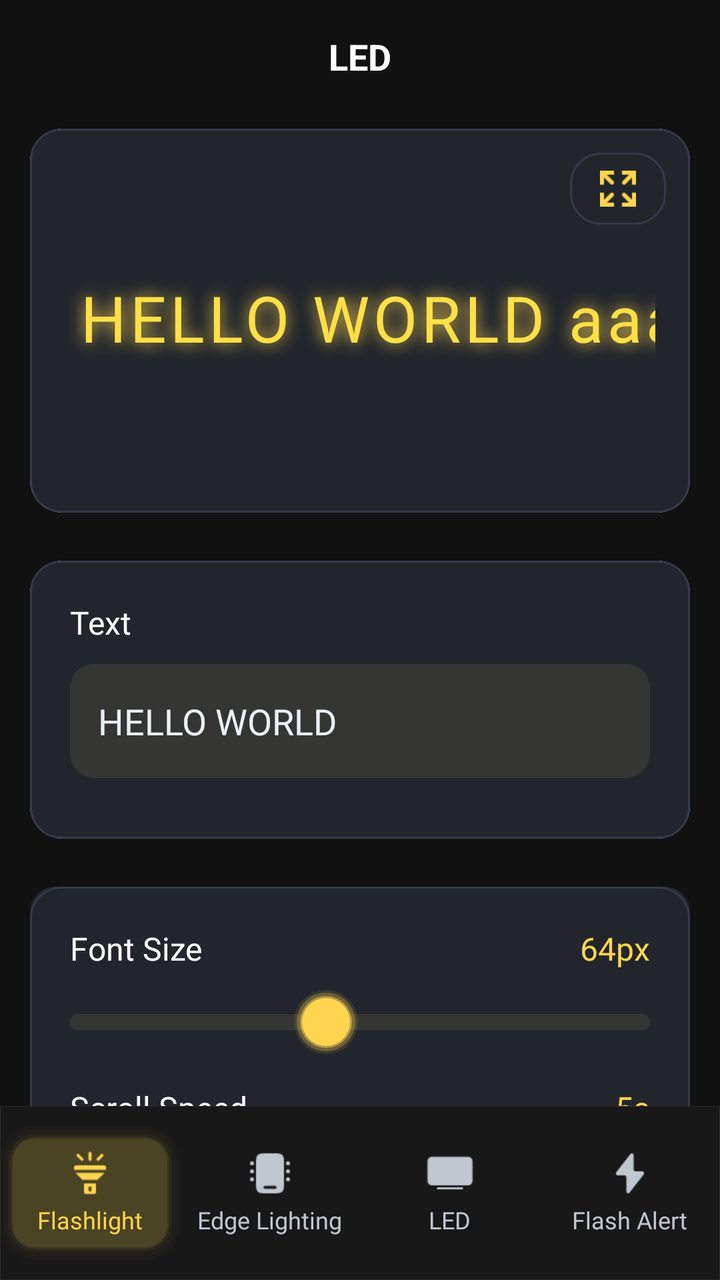
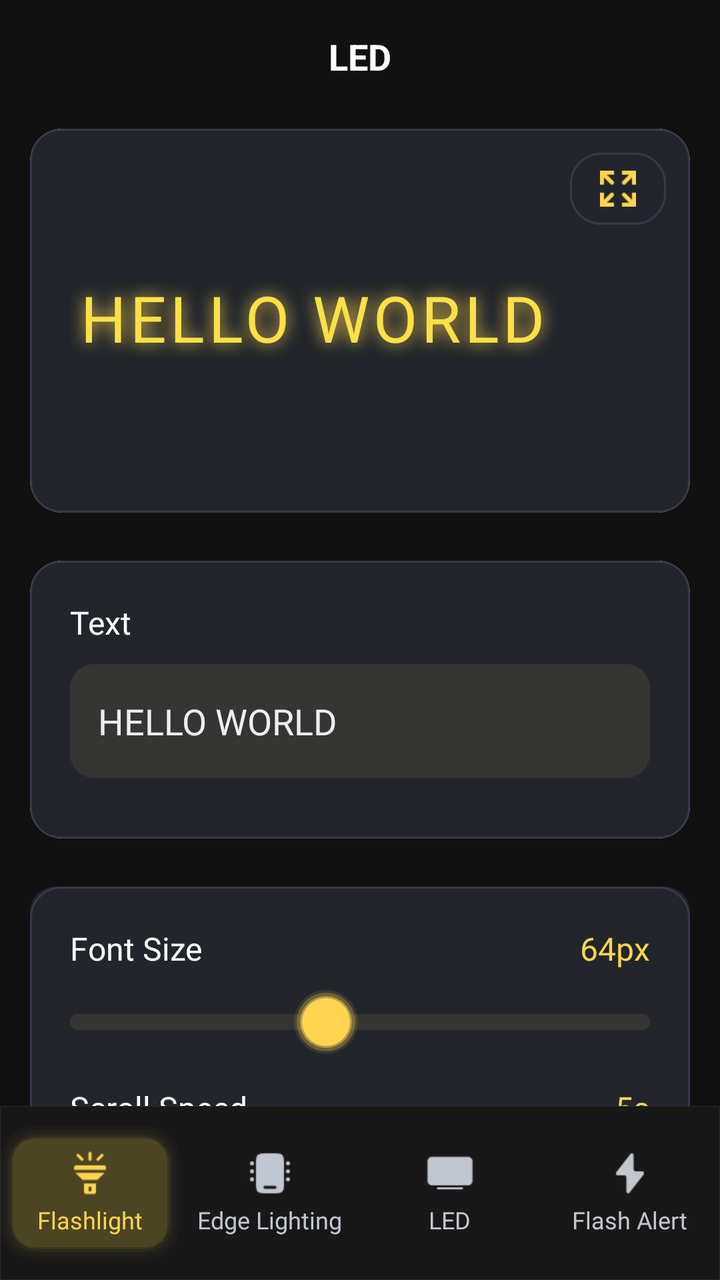

The first picture is an Android layout as it rendered before a commit; the second is the same layout after the commit. The layout source and the unified diff follow.
<!-- AndroidManifest.xml: application theme Theme.Flashlight -->
<!-- res/layout/fragment_led.xml -->
<?xml version="1.0" encoding="utf-8"?>
<androidx.constraintlayout.widget.ConstraintLayout
    xmlns:android="http://schemas.android.com/apk/res/android"
    xmlns:app="http://schemas.android.com/apk/res-auto"
    xmlns:tools="http://schemas.android.com/tools"
    android:layout_width="match_parent"
    android:layout_height="match_parent"
    android:background="#111111">

    
    <TextView
        android:id="@+id/tvTitle"
        android:layout_width="wrap_content"
        android:layout_height="wrap_content"
        android:layout_marginTop="16dp"
        android:text="LED"
        android:textColor="#FFFFFF"
        android:textSize="18sp"
        android:textStyle="bold"
        app:layout_constraintEnd_toEndOf="parent"
        app:layout_constraintStart_toStartOf="parent"
        app:layout_constraintTop_toTopOf="parent" />

    
    <androidx.cardview.widget.CardView
        android:id="@+id/cardLedPreview"
        android:layout_width="0dp"
        android:layout_height="wrap_content"
        android:layout_marginTop="24dp"
        android:layout_marginStart="15dp"
        android:layout_marginEnd="15dp"
        android:clipChildren="true"
        app:cardCornerRadius="16dp"
        app:cardElevation="0dp"
        app:layout_constraintTop_toBottomOf="@id/tvTitle"
        app:layout_constraintStart_toStartOf="parent"
        app:layout_constraintEnd_toEndOf="parent">

        <FrameLayout
            android:layout_width="match_parent"
            android:layout_height="192dp"
            android:background="@drawable/bg_no_internet_card"
            android:clipChildren="true"
            android:clipToPadding="true">

            
            <androidx.appcompat.widget.AppCompatTextView
                android:id="@+id/tvLedPreview"
                android:layout_width="wrap_content"
                android:layout_height="wrap_content"
                android:layout_gravity="start|center_vertical"
                android:includeFontPadding="false"
                android:ellipsize="none"
                android:scrollHorizontally="true"
                android:singleLine="true"
                android:maxLines="1"
                android:gravity="center"
                android:paddingHorizontal="24dp"
                android:paddingVertical="24dp"
                android:letterSpacing="0.06"
                android:shadowColor="#FFD54F"
                android:textColor="#FDE047"
                android:shadowDx="0"
                android:shadowDy="0"
                android:shadowRadius="20"
                android:text="HELLO WORLD aaaaaaâ"
                android:textSize="32sp"
                android:fontFamily="@font/orbitron_black" />

            
            <ImageView
                android:id="@+id/btnFullScreen"
                android:layout_width="48dp"
                android:layout_height="36dp"
                android:layout_gravity="top|end"
                android:layout_margin="12dp"
                android:background="@drawable/bg_no_internet_card"
                android:padding="9dp"
                android:src="@drawable/ic_zoom_vector" />

        </FrameLayout>
    </androidx.cardview.widget.CardView>

    
    <androidx.core.widget.NestedScrollView
        android:id="@+id/scrollViewLed"
        android:layout_width="0dp"
        android:layout_height="0dp"
        android:layout_marginTop="24dp"
        android:clipToPadding="false"
        android:overScrollMode="never"
        android:paddingBottom="16dp"
        app:layout_constraintBottom_toTopOf="@id/layoutBottomNav"
        app:layout_constraintEnd_toEndOf="parent"
        app:layout_constraintStart_toStartOf="parent"
        app:layout_constraintTop_toBottomOf="@id/cardLedPreview">

        <LinearLayout
            android:layout_width="match_parent"
            android:layout_height="wrap_content"
            android:orientation="vertical"
            android:paddingHorizontal="15dp">


            
            <androidx.cardview.widget.CardView
                android:layout_width="match_parent"
                android:layout_height="139dp"
                app:cardCornerRadius="16dp"
                app:cardElevation="0dp">

                <LinearLayout
                    android:layout_width="match_parent"
                    android:layout_height="139dp"
                    android:background="@drawable/bg_no_internet_card"
                    android:orientation="vertical"
                    android:padding="20dp">

                    <TextView
                        android:layout_width="wrap_content"
                        android:layout_height="wrap_content"
                        android:text="Text"
                        android:fontFamily="@font/plus_jakarta_sans_medium"
                        android:textColor="#FFFFFF"
                        android:textSize="16sp" />

                    <EditText
                        android:id="@+id/etLedText"
                        android:layout_width="match_parent"
                        android:layout_height="57dp"
                        android:layout_marginTop="10dp"
                        android:fontFamily="@font/plus_jakarta_sans_medium"
                        android:background="@drawable/bg_edit_text_led"
                        android:hint="Enter LED text..."
                        android:inputType="text"
                        android:maxLines="1"
                        android:paddingHorizontal="14dp"
                        android:text="HELLO WORLD"
                        android:textColor="#ECEFF3"
                        android:textColorHint="#ECEFF3"
                        android:textSize="18sp" />
                </LinearLayout>
            </androidx.cardview.widget.CardView>

            
            <androidx.cardview.widget.CardView
                android:layout_width="match_parent"
                android:layout_height="wrap_content"
                android:layout_marginTop="24dp"
                app:cardBackgroundColor="#1E232B"
                app:cardCornerRadius="12dp"
                app:cardElevation="0dp">

                <androidx.constraintlayout.widget.ConstraintLayout
                    android:layout_width="match_parent"
                    android:layout_height="wrap_content"
                    android:background="@drawable/bg_no_internet_card"
                    android:padding="20dp">

                    
                    <TextView
                        android:id="@+id/tvFontSizeLabel"
                        android:layout_width="wrap_content"
                        android:layout_height="wrap_content"
                        android:text="Font Size"
                        android:fontFamily="@font/plus_jakarta_sans_medium"
                        android:textColor="#FFFFFF"
                        android:textSize="16sp"
                        app:layout_constraintStart_toStartOf="parent"
                        app:layout_constraintTop_toTopOf="parent" />

                    <TextView
                        android:id="@+id/tvFontSizeValue"
                        android:layout_width="wrap_content"
                        android:layout_height="wrap_content"
                        android:text="64px"
                        android:textColor="@color/bg_yellow_switch"
                        android:textSize="16sp"
                        android:fontFamily="@font/plus_jakarta_sans_medium"
                        app:layout_constraintEnd_toEndOf="parent"
                        app:layout_constraintTop_toTopOf="parent" />

                    <androidx.appcompat.widget.AppCompatSeekBar
                        android:id="@+id/sbFontSize"
                        android:layout_width="0dp"
                        android:layout_height="32dp"
                        android:layout_marginTop="10dp"
                        android:max="145"
                        android:minHeight="8dp"
                        android:maxHeight="8dp"
                        android:paddingStart="0dp"
                        android:paddingEnd="0dp"
                        android:progress="64"
                        android:progressDrawable="@drawable/bg_brightness_seekbar_track"
                        android:splitTrack="false"
                        android:thumb="@drawable/bg_brightness_thumb"
                        app:layout_constraintEnd_toEndOf="parent"
                        app:layout_constraintStart_toStartOf="parent"
                        app:layout_constraintTop_toBottomOf="@id/tvFontSizeLabel" />

                    
                    <TextView
                        android:id="@+id/tvScrollSpeedLabel"
                        android:layout_width="wrap_content"
                        android:layout_height="wrap_content"
                        android:layout_marginTop="16dp"
                        android:fontFamily="@font/plus_jakarta_sans_medium"
                        android:text="Scroll Speed"
                        android:textColor="#FFFFFF"
                        android:textSize="16sp"
                        app:layout_constraintStart_toStartOf="parent"
                        app:layout_constraintTop_toBottomOf="@id/sbFontSize" />

                    <TextView
                        android:id="@+id/tvScrollSpeedValue"
                        android:layout_width="wrap_content"
                        android:layout_height="wrap_content"
                        android:fontFamily="@font/plus_jakarta_sans_medium"
                        android:text="5s"
                        android:textColor="@color/bg_yellow_switch"
                        android:textSize="16sp"
                        app:layout_constraintBottom_toBottomOf="@id/tvScrollSpeedLabel"
                        app:layout_constraintEnd_toEndOf="parent"
                        app:layout_constraintTop_toTopOf="@id/tvScrollSpeedLabel" />

                    <androidx.appcompat.widget.AppCompatSeekBar
                        android:id="@+id/sbScrollSpeed"
                        android:layout_width="0dp"
                        android:layout_height="32dp"
                        android:layout_marginTop="10dp"
                        android:max="10"
                        android:minHeight="8dp"
                        android:maxHeight="8dp"
                        android:paddingStart="0dp"
                        android:paddingEnd="0dp"
                        android:progress="5"
                        android:progressDrawable="@drawable/bg_brightness_seekbar_track"
                        android:splitTrack="false"
                        android:thumb="@drawable/bg_brightness_thumb"
                        app:layout_constraintEnd_toEndOf="parent"
                        app:layout_constraintStart_toStartOf="parent"
                        app:layout_constraintTop_toBottomOf="@id/tvScrollSpeedLabel" />
                </androidx.constraintlayout.widget.ConstraintLayout>
            </androidx.cardview.widget.CardView>

            
            <androidx.cardview.widget.CardView
                android:layout_width="match_parent"
                android:layout_height="wrap_content"
                android:layout_marginTop="24dp"
                app:cardBackgroundColor="#1E232B"
                app:cardCornerRadius="12dp"
                app:cardElevation="0dp">

                <LinearLayout
                    android:layout_width="match_parent"
                    android:layout_height="184dp"
                    android:orientation="vertical"
                    android:background="@drawable/bg_no_internet_card"
                    android:padding="20dp">

                    <TextView
                        android:layout_width="wrap_content"
                        android:layout_height="wrap_content"
                        android:text="Color"
                        android:fontFamily="@font/plus_jakarta_sans_medium"
                        android:textColor="#FFFFFF"
                        android:textSize="16sp" />

                    
                    <LinearLayout
                        android:layout_width="match_parent"
                        android:layout_height="wrap_content"
                        android:layout_marginTop="14dp"
                        android:gravity="start|center_vertical"
                        android:orientation="horizontal">

                        
                        <ImageView
                            android:id="@+id/btnCustomColor"
                            android:layout_width="42dp"
                            android:layout_height="42dp"
                            android:layout_marginEnd="14dp"
                            android:background="@drawable/bg_icon_color"
                            android:padding="11dp"
                            android:src="@drawable/ic_color_vector"
                            app:tint="#FACC15" />

                        
                        <View
                            android:id="@+id/colorCyan"
                            android:layout_width="42dp"
                            android:layout_height="42dp"
                            android:layout_marginEnd="14dp"
                            android:background="@drawable/bg_color_circle" />

                        
                        <View
                            android:id="@+id/colorWhite"
                            android:layout_width="42dp"
                            android:layout_height="42dp"
                            android:layout_marginEnd="14dp"
                            android:background="@drawable/bg_color_circle" />

                        
                        <View
                            android:id="@+id/colorYellow"
                            android:layout_width="42dp"
                            android:layout_height="42dp"
                            android:layout_marginEnd="14dp"
                            android:background="@drawable/bg_color_circle" />

                        
                        <View
                            android:id="@+id/colorGreen"
                            android:layout_width="42dp"
                            android:layout_height="42dp"
                            android:background="@drawable/bg_color_circle" />
                    </LinearLayout>

                    
                    <LinearLayout
                        android:layout_width="match_parent"
                        android:layout_height="wrap_content"
                        android:layout_marginTop="14dp"
                        android:gravity="start|center_vertical"
                        android:orientation="horizontal">

                        
                        <View
                            android:id="@+id/colorPurple"
                            android:layout_width="42dp"
                            android:layout_height="42dp"
                            android:layout_marginEnd="14dp"
                            android:background="@drawable/bg_color_circle" />

                        
                        <View
                            android:id="@+id/colorCoral"
                            android:layout_width="42dp"
                            android:layout_height="42dp"
                            android:layout_marginEnd="14dp"
                            android:background="@drawable/bg_color_circle" />
                    </LinearLayout>
                </LinearLayout>
            </androidx.cardview.widget.CardView>

            
            <androidx.cardview.widget.CardView
                android:layout_width="match_parent"
                android:layout_height="145dp"
                android:layout_marginTop="24dp"
                app:cardCornerRadius="16dp"
                app:cardElevation="0dp">

                <LinearLayout
                    android:layout_width="match_parent"
                    android:layout_height="145dp"
                    android:background="@drawable/bg_no_internet_card"
                    android:orientation="vertical"
                    android:padding="20dp">

                    <TextView
                        android:layout_width="wrap_content"
                        android:layout_height="wrap_content"
                        android:text="Direction"
                        android:textColor="#FFFFFF"
                        android:fontFamily="@font/plus_jakarta_sans_medium"
                        android:textSize="16sp" />

                    <LinearLayout
                        android:layout_width="match_parent"
                        android:layout_height="wrap_content"
                        android:layout_marginTop="12dp"
                        android:orientation="horizontal"
                        android:weightSum="4">

                        
                        <FrameLayout
                            android:id="@+id/btnDirRight"
                            android:layout_width="0dp"
                            android:layout_height="63dp"
                            android:layout_marginEnd="12dp"
                            android:layout_weight="1"
                            android:background="@drawable/bg_option_drec_unselected">

                            <ImageView
                                android:layout_width="16dp"
                                android:layout_height="16dp"
                                android:layout_gravity="center"
                                android:src="@drawable/ic_direction_right"
                                app:tint="@color/bg_no_select_btn" />
                        </FrameLayout>

                        
                        <FrameLayout
                            android:id="@+id/btnDirLeft"
                            android:layout_width="0dp"
                            android:layout_height="63dp"
                            android:layout_marginEnd="12dp"
                            android:layout_weight="1"
                            android:background="@drawable/bg_option_drec_unselected">

                            <ImageView
                                android:layout_width="16dp"
                                android:layout_height="16dp"
                                android:layout_gravity="center"
                                android:src="@drawable/ic_direction_left"
                                app:tint="@color/bg_no_select_btn" />
                        </FrameLayout>

                        
                        <FrameLayout
                            android:id="@+id/btnDirDown"
                            android:layout_width="0dp"
                            android:layout_height="63dp"
                            android:layout_marginEnd="12dp"
                            android:layout_weight="1"
                            android:background="@drawable/bg_option_drec_unselected">

                            <ImageView
                                android:layout_width="16dp"
                                android:layout_height="16dp"
                                android:layout_gravity="center"
                                android:src="@drawable/ic_direction_down"
                                app:tint="@color/bg_no_select_btn" />
                        </FrameLayout>

                        
                        <FrameLayout
                            android:id="@+id/btnDirUp"
                            android:layout_width="0dp"
                            android:layout_height="63dp"
                            android:layout_weight="1"
                            android:background="@drawable/bg_option_drec_unselected">

                            <ImageView
                                android:layout_width="22dp"
                                android:layout_height="16dp"
                                android:layout_gravity="center"
                                android:src="@drawable/ic_direction_up"
                                app:tint="@color/bg_no_select_btn" />
                        </FrameLayout>
                    </LinearLayout>
                </LinearLayout>
            </androidx.cardview.widget.CardView>

            
            <androidx.cardview.widget.CardView
                android:layout_width="match_parent"
                android:layout_height="wrap_content"
                android:layout_marginTop="24dp"
                app:cardCornerRadius="20dp"
                app:cardElevation="0dp">

                <LinearLayout
                    android:layout_width="match_parent"
                    style=""
                    android:layout_height="184dp"
                    android:orientation="vertical"
                    android:background="@drawable/bg_no_internet_card"
                    android:padding="16dp">

                    <TextView
                        android:layout_width="wrap_content"
                        android:layout_height="wrap_content"
                        android:text="Visual Effects"
                        android:textColor="#FFFFFF"
                        android:fontFamily="@font/plus_jakarta_sans_medium"
                        android:textSize="16sp" />

                    <LinearLayout
                        android:layout_width="match_parent"
                        android:layout_height="wrap_content"
                        android:layout_marginTop="12dp"
                        android:orientation="horizontal">

                        
                        <TextView
                            android:id="@+id/btnEffectGlow"
                            android:layout_width="wrap_content"
                            android:layout_height="42dp"
                            android:layout_marginEnd="10dp"
                            android:background="@drawable/bg_pill_selected"
                            android:gravity="center"
                            android:paddingHorizontal="20dp"
                            android:text="Glow"
                            android:textColor="@color/bg_yellow_switch"
                            android:textSize="16sp"
                            android:fontFamily="@font/plus_jakarta_sans_regular" />

                        
                        <TextView
                            android:id="@+id/btnEffectBlink"
                            android:layout_width="wrap_content"
                            android:layout_height="42dp"
                            android:layout_marginEnd="10dp"
                            android:background="@drawable/bg_pill_unselected"
                            android:gravity="center"
                            android:paddingHorizontal="20dp"
                            android:text="Blink"
                            android:textColor="@color/bg_no_select_btn"
                            android:textSize="16sp"
                            android:fontFamily="@font/plus_jakarta_sans_regular" />

                        
                        <TextView
                            android:id="@+id/btnEffectNeon"
                            android:layout_width="wrap_content"
                            android:layout_height="42dp"
                            android:layout_marginEnd="10dp"
                            android:background="@drawable/bg_pill_unselected"
                            android:gravity="center"
                            android:paddingHorizontal="20dp"
                            android:text="Neon"
                            android:textColor="@color/bg_no_select_btn"
                            android:textSize="16sp"
                            android:fontFamily="@font/plus_jakarta_sans_regular" />

                    </LinearLayout>

                    <LinearLayout
                        android:layout_width="wrap_content"
                        android:layout_height="wrap_content"
                        android:layout_marginTop="@dimen/_12dp">
                        
                        <TextView
                            android:id="@+id/btnEffectfade"
                            android:layout_width="wrap_content"
                            android:layout_height="42dp"
                            android:background="@drawable/bg_pill_unselected"
                            android:gravity="center"
                            android:paddingHorizontal="20dp"
                            android:text="Fade"
                            android:textColor="@color/bg_no_select_btn"
                            android:textSize="16sp"
                            android:fontFamily="@font/plus_jakarta_sans_regular" />
                    </LinearLayout>
                </LinearLayout>
            </androidx.cardview.widget.CardView>

        </LinearLayout>
    </androidx.core.widget.NestedScrollView>

    
    <include
        android:id="@+id/layoutBottomNav"
        layout="@layout/layout_bottom_navigation"
        android:layout_width="match_parent"
        android:layout_height="wrap_content"
        app:layout_constraintBottom_toBottomOf="parent" />

</androidx.constraintlayout.widget.ConstraintLayout>
<!-- res/layout/layout_bottom_navigation.xml (included above) -->
<?xml version="1.0" encoding="utf-8"?>
<LinearLayout xmlns:android="http://schemas.android.com/apk/res/android"
    xmlns:app="http://schemas.android.com/apk/res-auto"
    xmlns:tools="http://schemas.android.com/tools"
    android:layout_width="match_parent"
    android:layout_height="wrap_content"
    android:clipChildren="false"
    android:clipToPadding="false"
    android:orientation="vertical">

    
    <LinearLayout
        android:id="@+id/layoutBottomNav"
        android:layout_width="match_parent"
        android:layout_height="87dp"
        android:background="@drawable/bg_navigation"
        android:clipChildren="false"
        android:clipToPadding="false"
        android:gravity="center_vertical"
        android:orientation="horizontal"
        android:weightSum="4"
        tools:ignore="MissingConstraints">

        
        <LinearLayout
            android:id="@+id/btnNavFlashlight"
            android:layout_width="0dp"
            android:layout_height="67dp"
            android:layout_weight="1"
            android:background="@drawable/bg_btn_flash_navigation"
            android:clickable="true"
            android:focusable="true"
            android:gravity="center"
            android:orientation="vertical">

            <ImageView
                android:id="@+id/ivNavFlashlight"
                android:layout_width="24dp"
                android:layout_height="24dp"
                android:src="@drawable/ic_navigation_flash"
                app:tint="@color/bg_yellow_switch" />

            <TextView
                android:id="@+id/tvNavFlashlight"
                android:layout_width="wrap_content"
                android:layout_height="wrap_content"
                android:layout_marginTop="3dp"
                android:fontFamily="@font/plus_jakarta_sans_medium"
                android:text="Flashlight"
                android:textColor="@color/bg_yellow_switch"
                android:textSize="12sp" />
        </LinearLayout>

        
        <LinearLayout
            android:id="@+id/btnNavScreenLight"
            android:layout_width="0dp"
            android:layout_height="67dp"
            android:layout_weight="1"
            android:clickable="true"
            android:focusable="true"
            android:gravity="center"
            android:orientation="vertical">

            <ImageView
                android:id="@+id/ivNavScreenLight"
                android:layout_width="24dp"
                android:layout_height="24dp"
                android:src="@drawable/ic_navigation_edge"
                app:tint="@color/bg_no_select_btn" />

            <TextView
                android:id="@+id/tvNavScreenLight"
                android:layout_width="wrap_content"
                android:layout_height="wrap_content"
                android:layout_marginTop="3dp"
                android:fontFamily="@font/plus_jakarta_sans_medium"
                android:text="Edge Lighting"
                android:textColor="@color/bg_no_select_btn"
                android:textSize="12sp" />
        </LinearLayout>

        
        <LinearLayout
            android:id="@+id/btnNavLed"
            android:layout_width="0dp"
            android:layout_height="67dp"
            android:layout_weight="1"
            android:clickable="true"
            android:focusable="true"
            android:gravity="center"
            android:orientation="vertical">

            <ImageView
                android:id="@+id/ivNavLed"
                android:layout_width="24dp"
                android:layout_height="24dp"
                android:src="@drawable/ic_navigation_led"
                app:tint="@color/bg_no_select_btn" />

            <TextView
                android:id="@+id/tvNavLed"
                android:layout_width="wrap_content"
                android:layout_height="wrap_content"
                android:layout_marginTop="3dp"
                android:fontFamily="@font/plus_jakarta_sans_medium"
                android:text="LED"
                android:textColor="@color/bg_no_select_btn"
                android:textSize="12sp" />
        </LinearLayout>

        
        <LinearLayout
            android:id="@+id/btnNavSettings"
            android:layout_width="0dp"
            android:layout_height="67dp"
            android:layout_weight="1"
            android:clickable="true"
            android:focusable="true"
            android:gravity="center"
            android:orientation="vertical">

            <ImageView
                android:id="@+id/ivNavSettings"
                android:layout_width="24dp"
                android:layout_height="24dp"
                android:src="@drawable/ic_navigation_flash_alert"
                app:tint="@color/bg_no_select_btn" />

            <TextView
                android:id="@+id/tvNavSettings"
                android:layout_width="wrap_content"
                android:layout_height="wrap_content"
                android:layout_marginTop="3dp"
                android:fontFamily="@font/plus_jakarta_sans_medium"
                android:text="Flash Alert"
                android:textColor="@color/bg_no_select_btn"
                android:textSize="12sp" />
        </LinearLayout>
    </LinearLayout>

</LinearLayout>
<!-- resources referenced by this layout -->
<resources>
  <color name="bg_no_select_btn">#FFC1C7D0</color>
  <color name="bg_yellow_switch">#FFFFD54F</color>
  <dimen name="_12dp">12dp</dimen>
  <!-- drawable bg_btn_flash_navigation (drawable) -->
  <?xml version="1.0" encoding="utf-8"?>
  <layer-list xmlns:android="http://schemas.android.com/apk/res/android">
  
      
      <item>
          <shape android:shape="rectangle">
              <corners android:radius="17dp" />
              <solid android:color="#03FFD54F" />
          </shape>
      </item>
  
      
      <item
          android:bottom="2dp"
          android:left="2dp"
          android:right="2dp"
          android:top="2dp">
          <shape android:shape="rectangle">
              <corners android:radius="15.5dp" />
              <solid android:color="#06FFD54F" />
          </shape>
      </item>
  
      
      <item
          android:bottom="4dp"
          android:left="4dp"
          android:right="4dp"
          android:top="4dp">
          <shape android:shape="rectangle">
              <corners android:radius="14dp" />
              <solid android:color="#0AFFD54F" />
          </shape>
      </item>
  
      
      <item
          android:bottom="5.5dp"
          android:left="5.5dp"
          android:right="5.5dp"
          android:top="5.5dp">
          <shape android:shape="rectangle">
              <corners android:radius="12.5dp" />
              <solid android:color="#10FFD54F" />
          </shape>
      </item>
  
      
      <item
          android:bottom="6.5dp"
          android:left="6.5dp"
          android:right="6.5dp"
          android:top="6.5dp">
          <shape android:shape="rectangle">
              <corners android:radius="11dp" />
              <solid android:color="@color/yellow_bg_btn_navigation" />
          </shape>
      </item>
  
  </layer-list>
  <!-- drawable bg_color_circle (drawable) -->
  <?xml version="1.0" encoding="utf-8"?>
  <shape xmlns:android="http://schemas.android.com/apk/res/android"
      android:shape="oval">
      <solid android:color="#FFFFFF" />
  </shape>
  <!-- drawable bg_edit_text_led (drawable) -->
  <?xml version="1.0" encoding="utf-8"?>
  <shape xmlns:android="http://schemas.android.com/apk/res/android"
      android:shape="rectangle">
  
      
      <solid android:color="#353534" />
  
      
      <corners android:radius="12dp"/>
  
  
  </shape>
  <!-- drawable bg_icon_color (drawable) -->
  <?xml version="1.0" encoding="utf-8"?>
  <shape xmlns:android="http://schemas.android.com/apk/res/android"
      android:shape="rectangle">
  
      
      <solid android:color="#36394A" />
  
      
      <corners android:radius="40dp"/>
  
  </shape>
  <!-- drawable bg_navigation (drawable) -->
  <?xml version="1.0" encoding="utf-8"?>
  <shape xmlns:android="http://schemas.android.com/apk/res/android">
  
      <solid android:color="#CC1C1B1B" />
  
      <stroke
          android:width="0.92px"
          android:color="#1AFFFFFF" />
  
  </shape>
  <!-- drawable bg_pill_selected (drawable) -->
  <?xml version="1.0" encoding="utf-8"?>
  <shape xmlns:android="http://schemas.android.com/apk/res/android">
      <stroke android:width="1dp"
          android:color="@color/bg_yellow_switch" />
  
      <corners android:radius="40dp" />
  </shape>
  <!-- drawable bg_pill_unselected (drawable) -->
  <?xml version="1.0" encoding="utf-8"?>
  <shape xmlns:android="http://schemas.android.com/apk/res/android">
      <solid android:color="@color/color_grey_cus" />
  
      <corners android:radius="40dp" />
  </shape>
  <color name="yellow_bg_btn_navigation">#1AFFD54F</color>
  <color name="color_grey_cus">#353534</color>
  <color name="purple_500">#FF6200EE</color>
  <color name="purple_700">#FF3700B3</color>
  <color name="white">#FFFFFFFF</color>
  <color name="teal_200">#FF03DAC5</color>
  <color name="teal_700">#FF018786</color>
  <color name="black">#FF000000</color>
  <!-- unchanged entries left out for length: 15 -->
</resources>

<!-- the commit's change to res/layout/fragment_led.xml (unified diff, before → after) -->
@@ -56,14 +56,13 @@
                 android:maxLines="1"
                 android:gravity="center"
                 android:paddingHorizontal="24dp"
-                android:paddingVertical="24dp"
                 android:letterSpacing="0.06"
                 android:shadowColor="#FFD54F"
                 android:textColor="#FDE047"
                 android:shadowDx="0"
                 android:shadowDy="0"
                 android:shadowRadius="20"
-                android:text="HELLO WORLD aaaaaaâ"
+                android:text="HELLO WORLD"
                 android:textSize="32sp"
                 android:fontFamily="@font/orbitron_black" />
 
<!-- resource entries referenced after the edit -->
@@ -11,7 +11,7 @@
       <item>
           <shape android:shape="rectangle">
               <corners android:radius="17dp" />
-              <solid android:color="#03FFD54F" />
+              <solid android:color="#04FFD54F" />
           </shape>
       </item>
   
